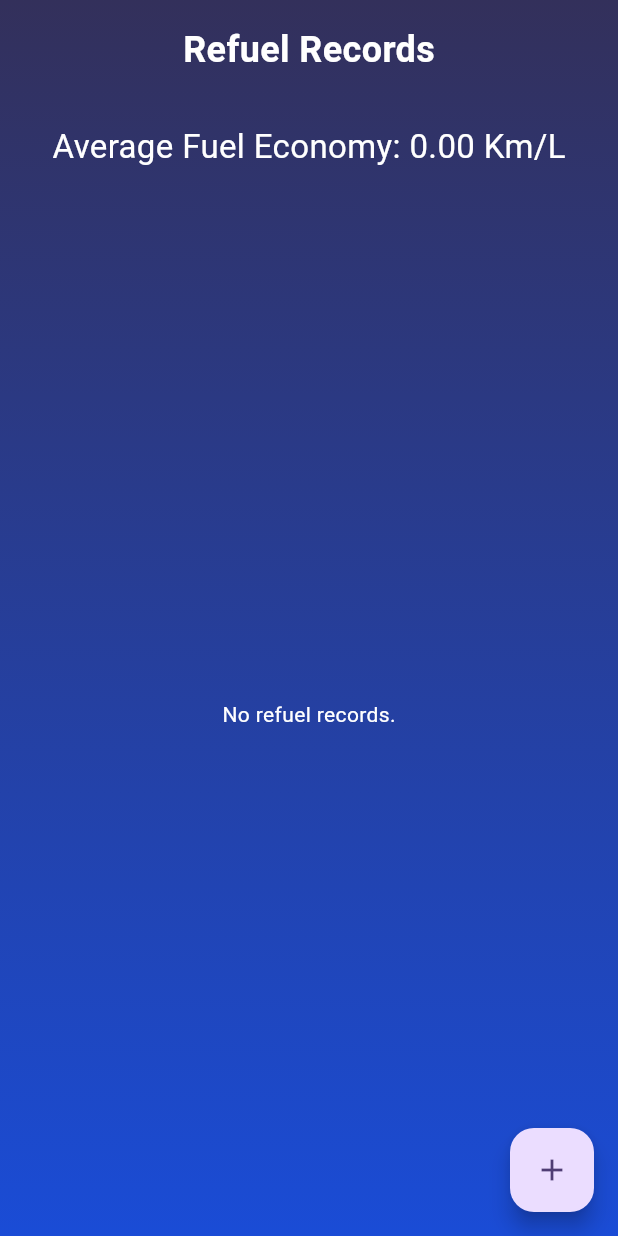
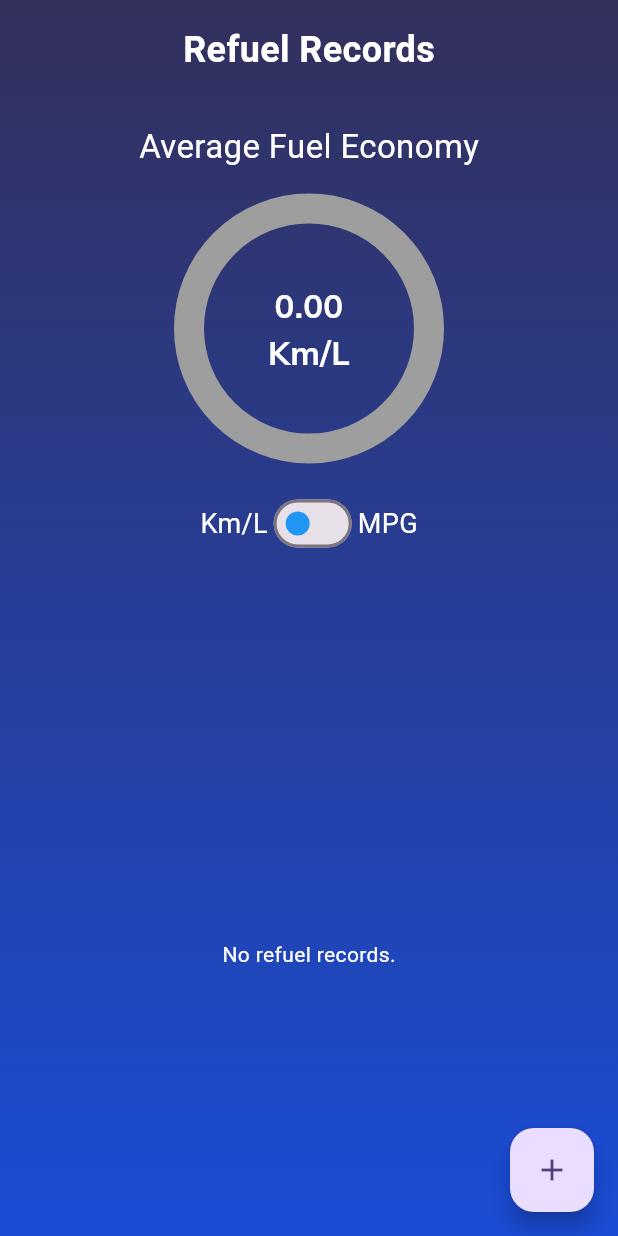
Before and after one commit to ShadhirFawz/Fuilio_App, a Flutter app: the RefuelList screen opened directly with empty values, on a phone screen of 412 x 824 dp. Run offline on Flutter 3.47's test engine with Material 3 defaults, Android fonts, the light colour scheme and no system bars; drawn by our look-alikes of percent_indicator; our stand-ins replace cloud_firestore, firebase_auth, firebase_core, fluttertoast, logger, shared_preferences; accounts and stored records are empty; Roboto replaces fonts that are missing (Times New Roman).

Commit message:
expense and refuel stats implement

```diff
--- a/lib/screens/refuel_list.dart
+++ b/lib/screens/refuel_list.dart
@@ -2,6 +2,7 @@ import 'package:flutter/material.dart';
 import '../services/refuel_service.dart';
 import '../models/refuel_model.dart';
 import 'add_refuel_screen.dart';
+import 'package:percent_indicator/circular_percent_indicator.dart';
 
 class RefuelList extends StatefulWidget {
   final String vehicleId;
@@ -55,11 +56,13 @@ class _RefuelListState extends State<RefuelList> {
             begin: Alignment.topCenter,
             end: Alignment.bottomCenter,
             colors: [
-              Color.fromRGBO(51, 48, 91, 1), // Light Blue
-              Color.fromARGB(255, 26, 76, 214), // Soft Blue
+              Color.fromRGBO(51, 48, 91, 1),
+              Color.fromARGB(255, 26, 76, 214),
             ],
           ),
         ),
+        child: SingleChildScrollView(
+          // Makes the entire screen scrollable
           child: Column(
             children: [
               const Padding(
@@ -74,56 +77,127 @@ class _RefuelListState extends State<RefuelList> {
                   ),
                 ),
               ),
+
+              // Fuel Economy and Toggle Section
               FutureBuilder<double>(
                 future: _averageFuelEconomyFuture,
-              builder: (context, snapshot) {
-                if (snapshot.connectionState == ConnectionState.waiting) {
+                builder: (context, results) {
+                  if (results.connectionState == ConnectionState.waiting) {
                     return const Padding(
                       padding: EdgeInsets.all(16.0),
                       child: CircularProgressIndicator(),
                     );
                   }
-                if (snapshot.hasError) {
+                  if (results.hasError) {
                     return Padding(
                       padding: const EdgeInsets.all(16.0),
-                    child: Text('Error: ${snapshot.error}'),
+                      child: Text('Error: ${results.error}'),
                     );
                   }
-                final averageFuelEconomy = snapshot.data ?? 0.0;
+
+                  double averageFuelEconomy = results.data ?? 0.0;
+                  bool isKmPerLitre = true;
+
+                  return StatefulBuilder(
+                    builder: (context, setState) {
+                      double percent =
+                          (averageFuelEconomy / 100).clamp(0.0, 1.0);
+                      double displayedValue = isKmPerLitre
+                          ? averageFuelEconomy
+                          : (averageFuelEconomy * 2.352);
+
                       return Padding(
                         padding: const EdgeInsets.all(16.0),
-                  child: Text(
-                    'Average Fuel Economy: ${averageFuelEconomy.toStringAsFixed(2)} Km/L',
-                    style: const TextStyle(fontSize: 22, color: Colors.white),
+                        child: Column(
+                          children: [
+                            const Text(
+                              'Average Fuel Economy',
+                              style:
+                                  TextStyle(fontSize: 22, color: Colors.white),
+                            ),
+                            const SizedBox(height: 16),
+                            CircularPercentIndicator(
+                              radius: 90.0,
+                              lineWidth: 20.0,
+                              percent: percent,
+                              center: Text(
+                                '${displayedValue.toStringAsFixed(2)}\n${isKmPerLitre ? "Km/L" : "MPG"}',
+                                textAlign: TextAlign.center,
+                                style: const TextStyle(
+                                  fontSize: 22,
+                                  fontFamily: 'Mulish',
+                                  fontWeight: FontWeight.bold,
+                                  color: Colors.white,
+                                ),
+                              ),
+                              progressColor: Colors.orangeAccent,
+                              backgroundColor: Colors.grey,
+                            ),
+                            const SizedBox(height: 16),
+
+                            // Toggle Button
+                            Row(
+                              mainAxisAlignment: MainAxisAlignment.center,
+                              children: [
+                                const Text('Km/L',
+                                    style: TextStyle(
+                                        fontSize: 18, color: Colors.white)),
+                                Switch(
+                                  value: !isKmPerLitre,
+                                  onChanged: (value) {
+                                    setState(() {
+                                      isKmPerLitre = !value;
+                                    });
+                                  },
+                                  activeColor: Colors.green,
+                                  inactiveThumbColor: Colors.blue,
+                                ),
+                                const Text('MPG',
+                                    style: TextStyle(
+                                        fontSize: 18, color: Colors.white)),
+                              ],
+                            ),
+                          ],
                         ),
                       );
                     },
+                  );
+                },
               ),
-            Expanded(
+
+              // Refuel Records Section (Scrollable)
+              SizedBox(
+                height: MediaQuery.of(context).size.height *
+                    0.6, // Fix height for the list to scroll properly
                 child: FutureBuilder<List<Refuel>>(
                   future: _refuelsFuture,
-                builder: (context, snapshot) {
-                  if (snapshot.connectionState == ConnectionState.waiting) {
+                  builder: (context, results) {
+                    if (results.connectionState == ConnectionState.waiting) {
                       return const Center(child: CircularProgressIndicator());
                     }
 
-                  if (snapshot.hasError) {
-                    return Center(child: Text('Error: ${snapshot.error}'));
+                    if (results.hasError) {
+                      return Center(child: Text('Error: ${results.error}'));
                     }
 
-                  if (!snapshot.hasData || snapshot.data!.isEmpty) {
+                    if (!results.hasData || results.data!.isEmpty) {
                       return const Center(
                         child: Text(
                           'No refuel records.',
                           style: TextStyle(color: Colors.white),
-                    ));
+                        ),
+                      );
                     }
 
-                  final refuels = snapshot.data!;
+                    final refuels = results.data!;
                     return ListView.builder(
+                      shrinkWrap: true,
+                      physics: const NeverScrollableScrollPhysics(),
                       itemCount: refuels.length,
                       itemBuilder: (context, index) {
                         final refuel = refuels[index];
+                        final reversedIndex = refuels.length - index;
+
                         return Padding(
                           padding: const EdgeInsets.symmetric(
                               horizontal: 16.0, vertical: 8.0),
@@ -140,58 +214,63 @@ class _RefuelListState extends State<RefuelList> {
                                     children: [
                                       const Icon(
                                         Icons.local_gas_station,
-                                      color: Colors
-                                          .blueAccent, // Refuel icon color
+                                        color: Colors.blueAccent,
                                         size: 36,
                                       ),
                                       const SizedBox(width: 16),
-                                    Expanded(
-                                      child: Column(
+                                      Container(
+                                        width: 60,
+                                        height: 60,
+                                        decoration: BoxDecoration(
+                                          shape: BoxShape.circle,
+                                          border: Border.all(
+                                              color: Colors.orangeAccent,
+                                              width: 4),
+                                        ),
+                                        child: Center(
+                                          child: Text(
+                                            '${refuel.fuelAdded.toInt()}L',
+                                            style: const TextStyle(
+                                              fontSize: 18,
+                                              fontWeight: FontWeight.bold,
+                                              color: Colors.orangeAccent,
+                                            ),
+                                          ),
+                                        ),
+                                      ),
+                                      const SizedBox(width: 16),
+                                      Column(
                                         crossAxisAlignment:
                                             CrossAxisAlignment.start,
                                         children: [
                                           Text(
-                                            'Fuel Added: ${refuel.fuelAdded} liters',
+                                            'R$reversedIndex',
                                             style: const TextStyle(
-                                              fontSize: 18,
+                                              fontSize: 20,
                                               fontWeight: FontWeight.bold,
+                                              color: Colors.deepPurple,
                                             ),
                                           ),
-                                          const SizedBox(height: 8),
                                           Text(
-                                            'Mileage: ${refuel.mileage} km',
+                                            '${refuel.mileage} Km',
                                             style: const TextStyle(
                                               fontSize: 16,
-                                              color: Colors.grey,
-                                            ),
-                                          ),
-                                          const SizedBox(height: 8),
-                                          Align(
-                                            alignment: Alignment.bottomRight,
-                                            child: Text(
-                                              refuel
-                                                  .dateTime // Updated from `date`
-                                                  .toLocal()
-                                                  .toString()
-                                                  .split(' ')[0],
-                                              style: const TextStyle(
-                                                fontSize: 14,
-                                              ),
+                                              color: Colors.black,
                                             ),
                                           ),
                                         ],
                                       ),
-                                    ),
                                     ],
                                   ),
                                 ),
+
+                                // Positioned Options Icon and Date
                                 Positioned(
                                   top: 8,
                                   right: 8,
                                   child: PopupMenuButton<String>(
                                     onSelected: (value) async {
                                       if (value == 'delete') {
-                                        // Confirm deletion
                                         final confirm = await showDialog<bool>(
                                           context: context,
                                           builder: (context) => AlertDialog(
@@ -233,7 +312,8 @@ class _RefuelListState extends State<RefuelList> {
                                                 .showSnackBar(
                                               SnackBar(
                                                 content: Text(
-                                                      'Failed to delete refuel: $e')),
+                                                    'Failed to delete refuel: $e'),
+                                              ),
                                             );
                                           }
                                         }
@@ -249,7 +329,20 @@ class _RefuelListState extends State<RefuelList> {
                                       Icons.more_vert,
                                       color: Colors.grey,
                                     ),
-                                  )),
+                                  ),
+                                ),
+                                Positioned(
+                                  bottom: 8,
+                                  right: 16,
+                                  child: Text(
+                                    refuel.dateTime
+                                        .toLocal()
+                                        .toString()
+                                        .split(' ')[0],
+                                    style: const TextStyle(
+                                        fontSize: 14, color: Colors.black),
+                                  ),
+                                ),
                               ],
                             ),
                           ),
@@ -262,6 +355,7 @@ class _RefuelListState extends State<RefuelList> {
             ],
           ),
         ),
+      ),
       floatingActionButton: FloatingActionButton(
         onPressed: _navigateToAddRefuel,
         tooltip: 'Add Refuel',
--- a/lib/services/expense_service.dart
+++ b/lib/services/expense_service.dart
@@ -32,7 +32,7 @@ class ExpenseService {
   // Retrieve all expenses for the given vehicle
   Future<List<Expense>> getExpenses() async {
     try {
-      final snapshot = await _firestore
+      final results = await _firestore
           .collection('users')
           .doc(userId)
           .collection('vehicles')
@@ -41,7 +41,7 @@ class ExpenseService {
           .orderBy('date', descending: true)
           .get();
 
-      return snapshot.docs.map((doc) => Expense.fromMap(doc.data())).toList();
+      return results.docs.map((doc) => Expense.fromMap(doc.data())).toList();
     } catch (e) {
       logger.e("Error retrieving expenses: $e");
       return [];
--- a/pubspec.yaml
+++ b/pubspec.yaml
@@ -35,6 +35,8 @@ dependencies:
 
   fluttertoast: ^8.2.8
   uuid: ^3.0.7
+  intl: ^0.17.0
+  percent_indicator: ^4.0.0
   flutter_svg: ^2.0.0
   cupertino_icons: ^1.0.8
   firebase_core: ^3.9.0
```
Also changed, not shown: lib/screens/expense_list.dart (+36 -10 lines), lib/screens/home_screen.dart (+8 -8 lines), lib/services/refuel_service.dart (+16 -11 lines), lib/services/vehicle_service.dart (+5 -5 lines), assets/images/home_img.png (added), pubspec.lock. Lines whose indentation alone changed are shown as unchanged.
